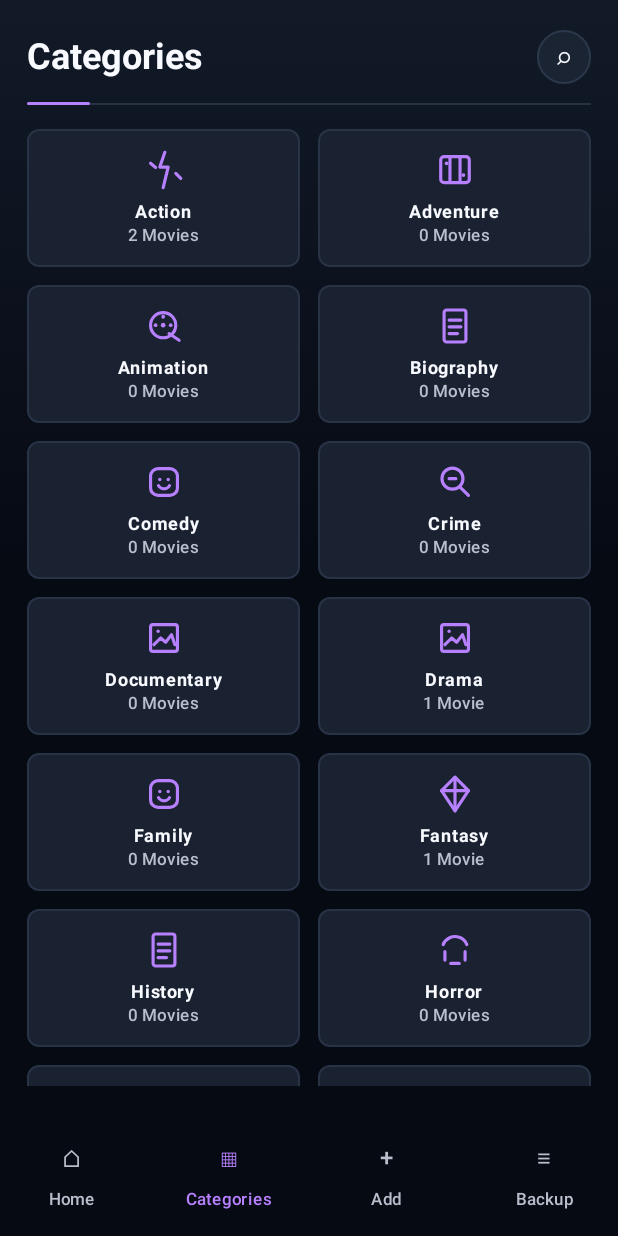
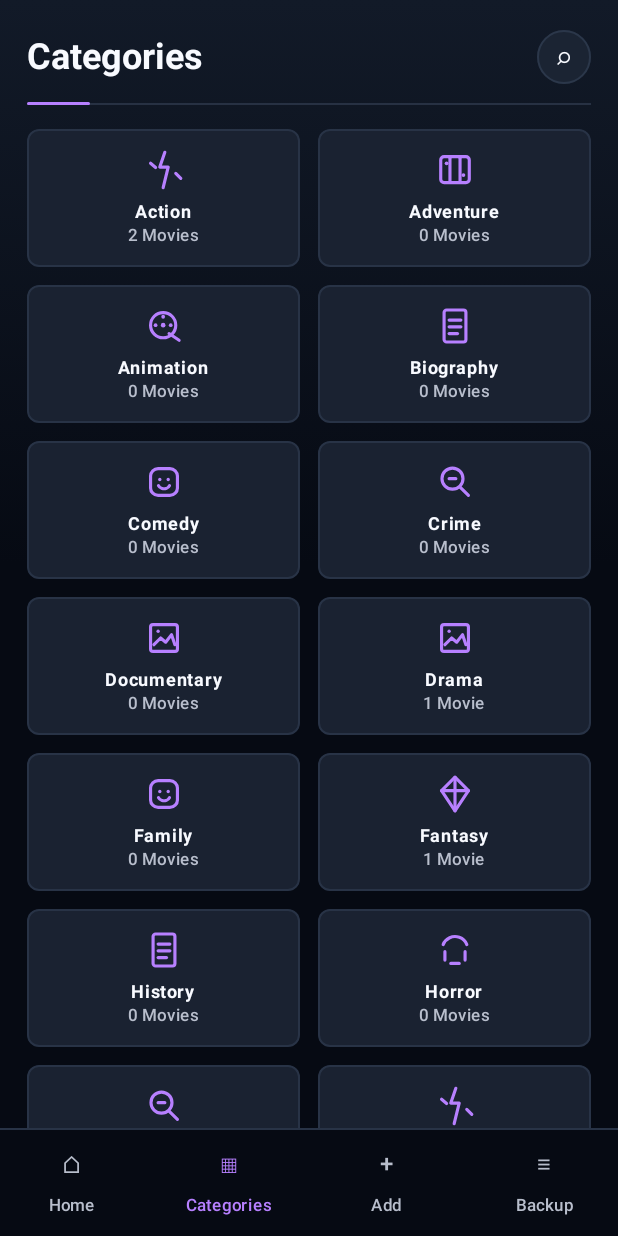
Before and after one commit to Paul1708/MovieMate, an Android app built with Jetpack Compose: the categories screen opened through its navigation route, on a phone screen of 412 x 824 dp. Run offline under Robolectric (Android 15) with nearby library versions, the phone set to English and light mode, and no system bars.

Commit message:
Polish detail and bottom navigation UI

```diff
--- a/composeApp/src/main/kotlin/de/fh/erfurt/moviemate/presentation/app/navigation/BottomBar.kt
+++ b/composeApp/src/main/kotlin/de/fh/erfurt/moviemate/presentation/app/navigation/BottomBar.kt
@@ -1,11 +1,17 @@
 package de.fh.erfurt.moviemate.presentation.app.navigation
 
+import androidx.compose.foundation.background
+import androidx.compose.foundation.layout.Box
+import androidx.compose.foundation.layout.fillMaxWidth
+import androidx.compose.foundation.layout.height
 import androidx.compose.material3.MaterialTheme
 import androidx.compose.material3.NavigationBar
 import androidx.compose.material3.NavigationBarItem
 import androidx.compose.material3.NavigationBarItemDefaults
 import androidx.compose.material3.Text
 import androidx.compose.runtime.Composable
+import androidx.compose.ui.Alignment
+import androidx.compose.ui.Modifier
 import androidx.compose.ui.graphics.Color
 import de.fh.erfurt.moviemate.presentation.theme.MovieMateColors
 import de.fh.erfurt.moviemate.presentation.theme.MovieMateSpacing
@@ -22,7 +28,15 @@ fun BottomBar(
     selectedItem: BottomNavItem = BottomNavItem.Home,
     onItemSelected: (BottomNavItem) -> Unit = {}
 ) {
+    Box(
+        modifier = Modifier
+            .fillMaxWidth()
+            .height(MovieMateSpacing.bottomBarHeight)
+    ) {
         NavigationBar(
+            modifier = Modifier
+                .fillMaxWidth()
+                .height(MovieMateSpacing.bottomBarHeight),
             containerColor = MovieMateColors.ScreenBackground,
             tonalElevation = MovieMateSpacing.noElevation
         ) {
@@ -52,4 +66,13 @@ fun BottomBar(
                 )
             }
         }
+
+        Box(
+            modifier = Modifier
+                .align(Alignment.TopCenter)
+                .fillMaxWidth()
+                .height(MovieMateSpacing.dividerThickness)
+                .background(MovieMateColors.CardBorder)
+        )
     }
+}
--- a/composeApp/src/main/kotlin/de/fh/erfurt/moviemate/presentation/movies/categories/CategoriesScreen.kt
+++ b/composeApp/src/main/kotlin/de/fh/erfurt/moviemate/presentation/movies/categories/CategoriesScreen.kt
@@ -55,9 +55,9 @@ fun CategoriesScreen(
             modifier = Modifier
                 .fillMaxSize()
                 .padding(
-                    horizontal = ScreenHeaderDefaults.HorizontalPadding,
-                    vertical = ScreenHeaderDefaults.VerticalPadding
-                ),
+                    horizontal = ScreenHeaderDefaults.HorizontalPadding
+                )
+                .padding(top = ScreenHeaderDefaults.VerticalPadding),
             horizontalAlignment = Alignment.CenterHorizontally
         ) {
             CategoriesTopBar(
@@ -150,7 +150,7 @@ private fun CategoriesGrid(
         columns = GridCells.Fixed(2),
         verticalArrangement = Arrangement.spacedBy(MovieMateSpacing.categoryGridSpacing),
         horizontalArrangement = Arrangement.spacedBy(MovieMateSpacing.categoryGridSpacing),
-        contentPadding = PaddingValues(bottom = 92.dp),
+        contentPadding = PaddingValues(bottom = MovieMateSpacing.navigationContentBottomPadding),
         modifier = Modifier.fillMaxSize()
     ) {
         items(categories, key = { it.type.name }) { category ->
--- a/composeApp/src/main/kotlin/de/fh/erfurt/moviemate/presentation/theme/MovieMateSpacing.kt
+++ b/composeApp/src/main/kotlin/de/fh/erfurt/moviemate/presentation/theme/MovieMateSpacing.kt
@@ -27,12 +27,15 @@ object MovieMateSpacing {
     val dividerThickness = 1.dp
     val noElevation = 0.dp
     val topBarIconSize = 36.dp
+    val bottomBarHeight = 72.dp
+    val navigationContentBottomPadding = 72.dp
     val detailControlHorizontalPadding = 12.dp
     val detailControlVerticalPadding = 10.dp
     val detailCardPadding = 12.dp
     val detailChipHorizontalPadding = 12.dp
     val detailChipVerticalPadding = 8.dp
     val detailInfoVerticalPadding = 9.dp
+    val detailStatusButtonHeight = 50.dp
     val detailHeroHeight = 270.dp
     val detailHeroOverlayHeight = 118.dp
     val detailEditPosterHeight = 170.dp
```
Also changed, not shown: composeApp/src/main/kotlin/de/fh/erfurt/moviemate/presentation/movies/detail/MovieDetailControls.kt (+5 -2 lines), composeApp/src/main/kotlin/de/fh/erfurt/moviemate/presentation/movies/detail/MovieDetailReadContent.kt (+7 -40 lines), composeApp/src/main/kotlin/de/fh/erfurt/moviemate/presentation/movies/home/HomeScreen.kt (+6 -7 lines). Lines whose indentation alone changed are shown as unchanged.
